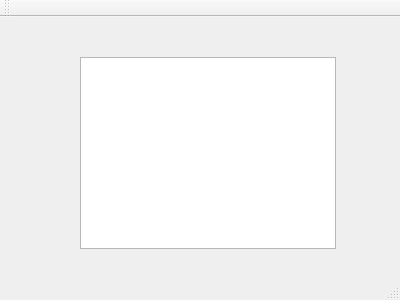
First picture: the form in mainwindow.ui, repository sapr-bntu/Mediaplayer, before the edit.
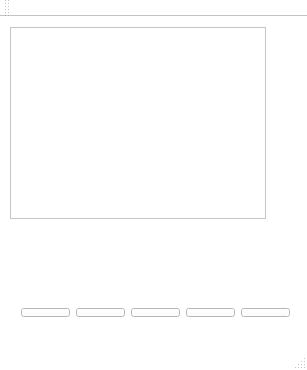
Second picture: the form after the edit. Icons and pictures are not drawn.

Patch:
```diff
--- a/mainwindow.ui
+++ b/mainwindow.ui
@@ -6,19 +6,547 @@
    <rect>
     <x>0</x>
     <y>0</y>
-    <width>400</width>
-    <height>300</height>
+    <width>307</width>
+    <height>370</height>
    </rect>
   </property>
+  <property name="palette">
+   <palette>
+    <active>
+     <colorrole role="WindowText">
+      <brush brushstyle="SolidPattern">
+       <color alpha="255">
+        <red>0</red>
+        <green>0</green>
+        <blue>0</blue>
+       </color>
+      </brush>
+     </colorrole>
+     <colorrole role="Button">
+      <brush brushstyle="SolidPattern">
+       <color alpha="255">
+        <red>255</red>
+        <green>255</green>
+        <blue>255</blue>
+       </color>
+      </brush>
+     </colorrole>
+     <colorrole role="Light">
+      <brush brushstyle="SolidPattern">
+       <color alpha="255">
+        <red>255</red>
+        <green>255</green>
+        <blue>255</blue>
+       </color>
+      </brush>
+     </colorrole>
+     <colorrole role="Midlight">
+      <brush brushstyle="SolidPattern">
+       <color alpha="255">
+        <red>255</red>
+        <green>255</green>
+        <blue>255</blue>
+       </color>
+      </brush>
+     </colorrole>
+     <colorrole role="Dark">
+      <brush brushstyle="SolidPattern">
+       <color alpha="255">
+        <red>127</red>
+        <green>127</green>
+        <blue>127</blue>
+       </color>
+      </brush>
+     </colorrole>
+     <colorrole role="Mid">
+      <brush brushstyle="SolidPattern">
+       <color alpha="255">
+        <red>170</red>
+        <green>170</green>
+        <blue>170</blue>
+       </color>
+      </brush>
+     </colorrole>
+     <colorrole role="Text">
+      <brush brushstyle="SolidPattern">
+       <color alpha="255">
+        <red>0</red>
+        <green>0</green>
+        <blue>0</blue>
+       </color>
+      </brush>
+     </colorrole>
+     <colorrole role="BrightText">
+      <brush brushstyle="SolidPattern">
+       <color alpha="255">
+        <red>255</red>
+        <green>255</green>
+        <blue>255</blue>
+       </color>
+      </brush>
+     </colorrole>
+     <colorrole role="ButtonText">
+      <brush brushstyle="SolidPattern">
+       <color alpha="255">
+        <red>0</red>
+        <green>0</green>
+        <blue>0</blue>
+       </color>
+      </brush>
+     </colorrole>
+     <colorrole role="Base">
+      <brush brushstyle="SolidPattern">
+       <color alpha="255">
+        <red>255</red>
+        <green>255</green>
+        <blue>255</blue>
+       </color>
+      </brush>
+     </colorrole>
+     <colorrole role="Window">
+      <brush brushstyle="SolidPattern">
+       <color alpha="255">
+        <red>255</red>
+        <green>255</green>
+        <blue>255</blue>
+       </color>
+      </brush>
+     </colorrole>
+     <colorrole role="Shadow">
+      <brush brushstyle="SolidPattern">
+       <color alpha="255">
+        <red>0</red>
+        <green>0</green>
+        <blue>0</blue>
+       </color>
+      </brush>
+     </colorrole>
+     <colorrole role="AlternateBase">
+      <brush brushstyle="SolidPattern">
+       <color alpha="255">
+        <red>255</red>
+        <green>255</green>
+        <blue>255</blue>
+       </color>
+      </brush>
+     </colorrole>
+     <colorrole role="ToolTipBase">
+      <brush brushstyle="SolidPattern">
+       <color alpha="255">
+        <red>255</red>
+        <green>255</green>
+        <blue>220</blue>
+       </color>
+      </brush>
+     </colorrole>
+     <colorrole role="ToolTipText">
+      <brush brushstyle="SolidPattern">
+       <color alpha="255">
+        <red>0</red>
+        <green>0</green>
+        <blue>0</blue>
+       </color>
+      </brush>
+     </colorrole>
+    </active>
+    <inactive>
+     <colorrole role="WindowText">
+      <brush brushstyle="SolidPattern">
+       <color alpha="255">
+        <red>0</red>
+        <green>0</green>
+        <blue>0</blue>
+       </color>
+      </brush>
+     </colorrole>
+     <colorrole role="Button">
+      <brush brushstyle="SolidPattern">
+       <color alpha="255">
+        <red>255</red>
+        <green>255</green>
+        <blue>255</blue>
+       </color>
+      </brush>
+     </colorrole>
+     <colorrole role="Light">
+      <brush brushstyle="SolidPattern">
+       <color alpha="255">
+        <red>255</red>
+        <green>255</green>
+        <blue>255</blue>
+       </color>
+      </brush>
+     </colorrole>
+     <colorrole role="Midlight">
+      <brush brushstyle="SolidPattern">
+       <color alpha="255">
+        <red>255</red>
+        <green>255</green>
+        <blue>255</blue>
+       </color>
+      </brush>
+     </colorrole>
+     <colorrole role="Dark">
+      <brush brushstyle="SolidPattern">
+       <color alpha="255">
+        <red>127</red>
+        <green>127</green>
+        <blue>127</blue>
+       </color>
+      </brush>
+     </colorrole>
+     <colorrole role="Mid">
+      <brush brushstyle="SolidPattern">
+       <color alpha="255">
+        <red>170</red>
+        <green>170</green>
+        <blue>170</blue>
+       </color>
+      </brush>
+     </colorrole>
+     <colorrole role="Text">
+      <brush brushstyle="SolidPattern">
+       <color alpha="255">
+        <red>0</red>
+        <green>0</green>
+        <blue>0</blue>
+       </color>
+      </brush>
+     </colorrole>
+     <colorrole role="BrightText">
+      <brush brushstyle="SolidPattern">
+       <color alpha="255">
+        <red>255</red>
+        <green>255</green>
+        <blue>255</blue>
+       </color>
+      </brush>
+     </colorrole>
+     <colorrole role="ButtonText">
+      <brush brushstyle="SolidPattern">
+       <color alpha="255">
+        <red>0</red>
+        <green>0</green>
+        <blue>0</blue>
+       </color>
+      </brush>
+     </colorrole>
+     <colorrole role="Base">
+      <brush brushstyle="SolidPattern">
+       <color alpha="255">
+        <red>255</red>
+        <green>255</green>
+        <blue>255</blue>
+       </color>
+      </brush>
+     </colorrole>
+     <colorrole role="Window">
+      <brush brushstyle="SolidPattern">
+       <color alpha="255">
+        <red>255</red>
+        <green>255</green>
+        <blue>255</blue>
+       </color>
+      </brush>
+     </colorrole>
+     <colorrole role="Shadow">
+      <brush brushstyle="SolidPattern">
+       <color alpha="255">
+        <red>0</red>
+        <green>0</green>
+        <blue>0</blue>
+       </color>
+      </brush>
+     </colorrole>
+     <colorrole role="AlternateBase">
+      <brush brushstyle="SolidPattern">
+       <color alpha="255">
+        <red>255</red>
+        <green>255</green>
+        <blue>255</blue>
+       </color>
+      </brush>
+     </colorrole>
+     <colorrole role="ToolTipBase">
+      <brush brushstyle="SolidPattern">
+       <color alpha="255">
+        <red>255</red>
+        <green>255</green>
+        <blue>220</blue>
+       </color>
+      </brush>
+     </colorrole>
+     <colorrole role="ToolTipText">
+      <brush brushstyle="SolidPattern">
+       <color alpha="255">
+        <red>0</red>
+        <green>0</green>
+        <blue>0</blue>
+       </color>
+      </brush>
+     </colorrole>
+    </inactive>
+    <disabled>
+     <colorrole role="WindowText">
+      <brush brushstyle="SolidPattern">
+       <color alpha="255">
+        <red>127</red>
+        <green>127</green>
+        <blue>127</blue>
+       </color>
+      </brush>
+     </colorrole>
+     <colorrole role="Button">
+      <brush brushstyle="SolidPattern">
+       <color alpha="255">
+        <red>255</red>
+        <green>255</green>
+        <blue>255</blue>
+       </color>
+      </brush>
+     </colorrole>
+     <colorrole role="Light">
+      <brush brushstyle="SolidPattern">
+       <color alpha="255">
+        <red>255</red>
+        <green>255</green>
+        <blue>255</blue>
+       </color>
+      </brush>
+     </colorrole>
+     <colorrole role="Midlight">
+      <brush brushstyle="SolidPattern">
+       <color alpha="255">
+        <red>255</red>
+        <green>255</green>
+        <blue>255</blue>
+       </color>
+      </brush>
+     </colorrole>
+     <colorrole role="Dark">
+      <brush brushstyle="SolidPattern">
+       <color alpha="255">
+        <red>127</red>
+        <green>127</green>
+        <blue>127</blue>
+       </color>
+      </brush>
+     </colorrole>
+     <colorrole role="Mid">
+      <brush brushstyle="SolidPattern">
+       <color alpha="255">
+        <red>170</red>
+        <green>170</green>
+        <blue>170</blue>
+       </color>
+      </brush>
+     </colorrole>
+     <colorrole role="Text">
+      <brush brushstyle="SolidPattern">
+       <color alpha="255">
+        <red>127</red>
+        <green>127</green>
+        <blue>127</blue>
+       </color>
+      </brush>
+     </colorrole>
+     <colorrole role="BrightText">
+      <brush brushstyle="SolidPattern">
+       <color alpha="255">
+        <red>255</red>
+        <green>255</green>
+        <blue>255</blue>
+       </color>
+      </brush>
+     </colorrole>
+     <colorrole role="ButtonText">
+      <brush brushstyle="SolidPattern">
+       <color alpha="255">
+        <red>127</red>
+        <green>127</green>
+        <blue>127</blue>
+       </color>
+      </brush>
+     </colorrole>
+     <colorrole role="Base">
+      <brush brushstyle="SolidPattern">
+       <color alpha="255">
+        <red>255</red>
+        <green>255</green>
+        <blue>255</blue>
+       </color>
+      </brush>
+     </colorrole>
+     <colorrole role="Window">
+      <brush brushstyle="SolidPattern">
+       <color alpha="255">
+        <red>255</red>
+        <green>255</green>
+        <blue>255</blue>
+       </color>
+      </brush>
+     </colorrole>
+     <colorrole role="Shadow">
+      <brush brushstyle="SolidPattern">
+       <color alpha="255">
+        <red>0</red>
+        <green>0</green>
+        <blue>0</blue>
+       </color>
+      </brush>
+     </colorrole>
+     <colorrole role="AlternateBase">
+      <brush brushstyle="SolidPattern">
+       <color alpha="255">
+        <red>255</red>
+        <green>255</green>
+        <blue>255</blue>
+       </color>
+      </brush>
+     </colorrole>
+     <colorrole role="ToolTipBase">
+      <brush brushstyle="SolidPattern">
+       <color alpha="255">
+        <red>255</red>
+        <green>255</green>
+        <blue>220</blue>
+       </color>
+      </brush>
+     </colorrole>
+     <colorrole role="ToolTipText">
+      <brush brushstyle="SolidPattern">
+       <color alpha="255">
+        <red>0</red>
+        <green>0</green>
+        <blue>0</blue>
+       </color>
+      </brush>
+     </colorrole>
+    </disabled>
+   </palette>
+  </property>
   <property name="windowTitle">
-   <string>MainWindow</string>
+   <string>Mp3Player</string>
+  </property>
+  <property name="windowIcon">
+   <iconset resource="qwe.qrc">
+    <normaloff>:/new/prefix1/Медиаплейер копия.jpg</normaloff>:/new/prefix1/Медиаплейер копия.jpg</iconset>
+  </property>
+  <property name="documentMode">
+   <bool>false</bool>
   </property>
   <widget class="QWidget" name="centralWidget">
+   <widget class="QWidget" name="horizontalLayoutWidget">
+    <property name="geometry">
+     <rect>
+      <x>10</x>
+      <y>280</y>
+      <width>291</width>
+      <height>31</height>
+     </rect>
+    </property>
+    <layout class="QHBoxLayout" name="horizontalLayout">
+     <item>
+      <widget class="QPushButton" name="ButtonStop">
+       <property name="text">
+        <string/>
+       </property>
+       <property name="icon">
+        <iconset resource="qwe.qrc">
+         <normaloff>:/new/prefix1/Кн. СТОП.png</normaloff>:/new/prefix1/Кн. СТОП.png</iconset>
+       </property>
+       <property name="iconSize">
+        <size>
+         <width>50</width>
+         <height>40</height>
+        </size>
+       </property>
+      </widget>
+     </item>
+     <item>
+      <widget class="QPushButton" name="ButtonPlay">
+       <property name="styleSheet">
+        <string notr="true">image: url(:/new/prefix1/F:/ВСР/Кн. ПАУЗА.png);</string>
+       </property>
+       <property name="text">
+        <string/>
+       </property>
+       <property name="icon">
+        <iconset resource="qwe.qrc">
+         <normaloff>:/new/prefix1/Кн.ПУСК.png</normaloff>:/new/prefix1/Кн.ПУСК.png</iconset>
+       </property>
+       <property name="iconSize">
+        <size>
+         <width>50</width>
+         <height>40</height>
+        </size>
+       </property>
+       <property name="shortcut">
+        <string/>
+       </property>
+       <property name="autoRepeat">
+        <bool>false</bool>
+       </property>
+      </widget>
+     </item>
+     <item>
+      <widget class="QPushButton" name="ButtonPrev">
+       <property name="text">
+        <string/>
+       </property>
+       <property name="icon">
+        <iconset resource="qwe.qrc">
+         <normaloff>:/new/prefix1/Кн. перемотка назад.png</normaloff>:/new/prefix1/Кн. перемотка назад.png</iconset>
+       </property>
+       <property name="iconSize">
+        <size>
+         <width>50</width>
+         <height>40</height>
+        </size>
+       </property>
+      </widget>
+     </item>
+     <item>
+      <widget class="QPushButton" name="ButtonPause">
+       <property name="text">
+        <string/>
+       </property>
+       <property name="icon">
+        <iconset resource="qwe.qrc">
+         <normaloff>:/new/prefix1/Кн. ПАУЗА.png</normaloff>:/new/prefix1/Кн. ПАУЗА.png</iconset>
+       </property>
+       <property name="iconSize">
+        <size>
+         <width>50</width>
+         <height>40</height>
+        </size>
+       </property>
+      </widget>
+     </item>
+     <item>
+      <widget class="QPushButton" name="ButtonNext">
+       <property name="text">
+        <string/>
+       </property>
+       <property name="icon">
+        <iconset resource="qwe.qrc">
+         <normaloff>:/new/prefix1/Кн. перемотка вперёд.png</normaloff>:/new/prefix1/Кн. перемотка вперёд.png</iconset>
+       </property>
+       <property name="iconSize">
+        <size>
+         <width>50</width>
+         <height>40</height>
+        </size>
+       </property>
+      </widget>
+     </item>
+    </layout>
+   </widget>
    <widget class="QTableView" name="tableView">
     <property name="geometry">
      <rect>
-      <x>80</x>
-      <y>40</y>
+      <x>10</x>
+      <y>10</y>
       <width>256</width>
       <height>192</height>
      </rect>
```
Left out of the diff: 6 changed lines with no effect on the pictures.
